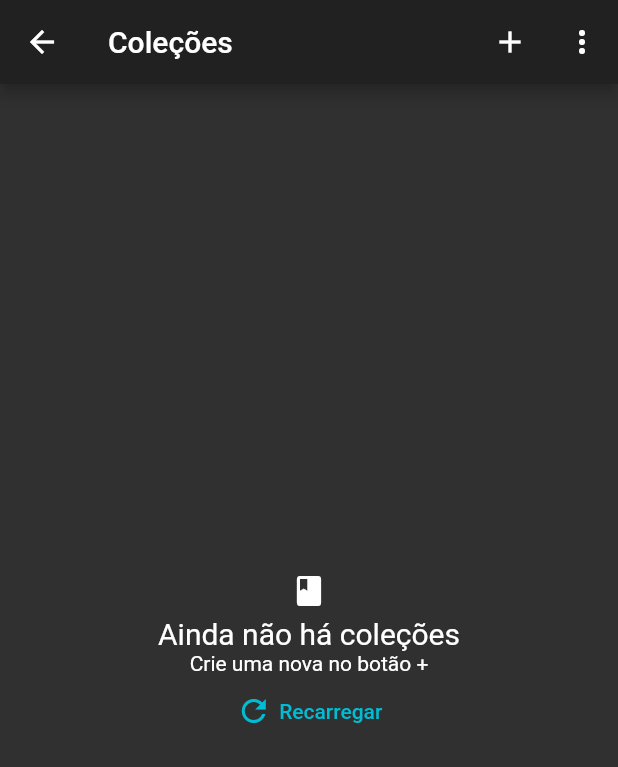
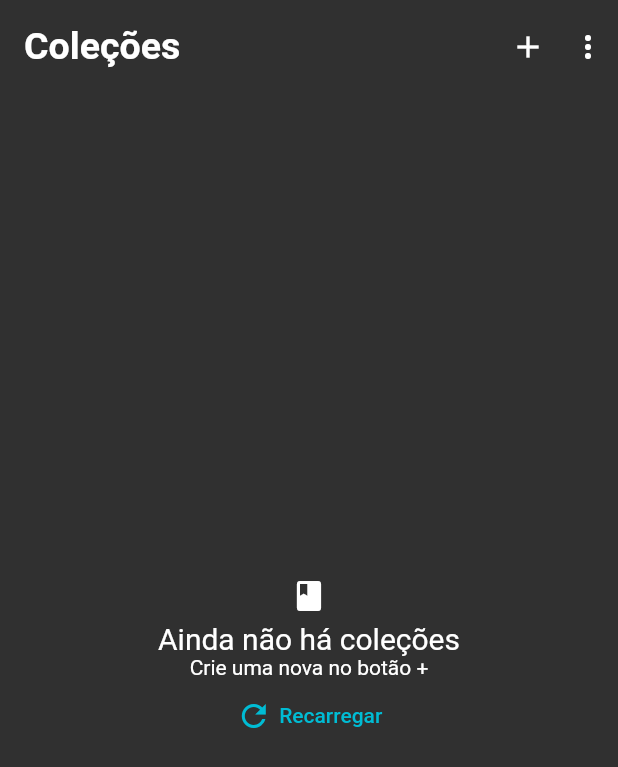
Before and after one commit to diegowinter/Notebook, a Flutter app: the DashboardScreen screen opened directly, on a phone screen of 412 x 824 dp. Shown: the top 767 px of the screen. Run offline on Flutter 3.47's test engine with Material 2 defaults, Android fonts, the phone set to English and light mode, and no system bars; our stand-ins replace flutter_markdown, shared_preferences; missing offline and left inert: markdown; accounts and stored records are empty.

Commit message:
add CustomScaffold and change DashboardScreen to use it

```diff
--- a/lib/screens/dashboard_screen.dart
+++ b/lib/screens/dashboard_screen.dart
@@ -6,6 +6,7 @@ import '../providers/user.dart';
 import '../utils/app_routes.dart';
 import '../utils/dialogs.dart';
 import '../utils/mode.dart';
+import '../widgets/custom_scaffold.dart';
 import '../widgets/add_collection_modal.dart';
 import '../widgets/empty_list_message.dart';
 
@@ -75,16 +76,28 @@ class _DashboardScreenState extends State<DashboardScreen> {
 
   @override
   Widget build(BuildContext context) {
-    return Scaffold(
-      appBar: AppBar(
-        title: Text('Coleções'),
+    return CustomScaffold(
+      title: 'Coleções',
       actions: [
+        // ConstrainedBox(
+        //   constraints: BoxConstraints(maxHeight: 32, maxWidth: 32),
+        //   child: CircleAvatar(
+        //     child: Text('DW'),
+        //   ),
+        // ),
+        SizedBox(width: 16),
         IconButton(
           icon: Icon(Icons.add),
           tooltip: 'Nova coleção',
           onPressed: () => _newCollectionModal(),
+          padding: EdgeInsets.zero,
+          constraints: BoxConstraints(),
         ),
-          PopupMenuButton(
+        SizedBox(width: 16),
+        ConstrainedBox(
+          constraints: BoxConstraints(maxHeight: 30.0, maxWidth: 16.0),
+          child: PopupMenuButton(
+            padding: EdgeInsets.zero,
             icon: Icon(Icons.more_vert),
             tooltip: 'Mais opções',
             onSelected: (value) {
@@ -118,8 +131,8 @@ class _DashboardScreenState extends State<DashboardScreen> {
               ),
             ],
           ),
+        ),
       ],
-      ),
       body: Center(
         child: FutureBuilder(
           future: _collections,
@@ -142,9 +155,9 @@ class _DashboardScreenState extends State<DashboardScreen> {
                 return RefreshIndicator(
                   onRefresh: () => _refreshCollections(),
                   child: ListView.builder(
+                    padding: EdgeInsets.zero,
                     itemCount: collections.itemsCount,
-                    itemBuilder: (ctx, index) => Card(
-                      child: ListTile(
+                    itemBuilder: (ctx, index) => ListTile(
                       leading: Container(
                         height: double.infinity,
                         child: Icon(Icons.book),
@@ -191,7 +204,6 @@ class _DashboardScreenState extends State<DashboardScreen> {
                       ),
                     ),
                   ),
-                  ),
                 );
               },
             );
--- /dev/null
+++ b/lib/widgets/custom_scaffold.dart
@@ -0,0 +1,44 @@
+import 'package:flutter/material.dart';
+
+class CustomScaffold extends StatelessWidget {
+  final String title;
+  final List<Widget> actions;
+  final Widget body;
+
+  CustomScaffold({
+    required this.title,
+    this.actions = const [],
+    required this.body,
+  });
+
+  @override
+  Widget build(BuildContext context) {
+    return Scaffold(
+      body: Column(
+        children: [
+          Padding(
+            padding: EdgeInsets.only(
+              top: MediaQuery.of(context).padding.top + 16,
+              bottom: 16,
+              left: 16,
+              right: 16,
+            ),
+            child: Row(
+              children: [
+                Text(
+                  title,
+                  style: TextStyle(fontSize: 25, fontWeight: FontWeight.bold),
+                ),
+                Spacer(),
+                if (actions.isNotEmpty) Row(children: actions),
+              ],
+            ),
+          ),
+          Expanded(
+            child: body,
+          ),
+        ],
+      ),
+    );
+  }
+}
```
Lines whose indentation alone changed are shown as unchanged.
